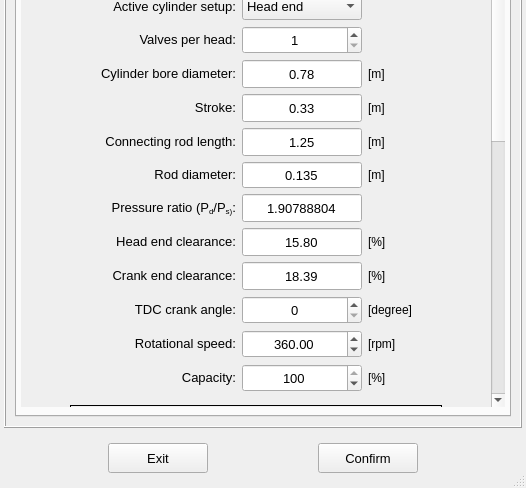
MOPT-UFSC/VIBRA, file vibra/interface/data/ui_files/model/setup/acoustic/reciprocating_compressor_inputs.ui: the form before one commit; both pictures show x 0 to 526 and y 266 to 754 of the 526 by 754 pixel window.
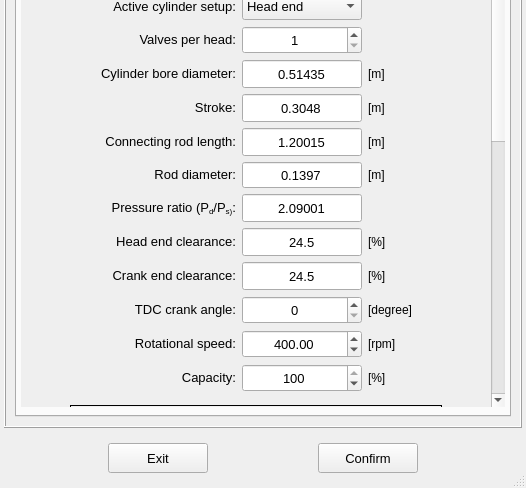
The form after the commit. Icons and pictures are not drawn.

Commit message: Modify the reciprocating compressor default parameters

What changed in the file:
```diff
--- a/vibra/interface/data/ui_files/model/setup/acoustic/reciprocating_compressor_inputs.ui
+++ b/vibra/interface/data/ui_files/model/setup/acoustic/reciprocating_compressor_inputs.ui
@@ -351,8 +351,8 @@
                  <rect>
                   <x>0</x>
                   <y>0</y>
-                  <width>465</width>
-                  <height>1064</height>
+                  <width>475</width>
+                  <height>1038</height>
                  </rect>
                 </property>
                 <layout class="QGridLayout" name="gridLayout_11">
@@ -608,7 +608,7 @@
                        </font>
                       </property>
                       <property name="text">
-                       <string>0.78</string>
+                       <string>0.51435</string>
                       </property>
                       <property name="alignment">
                        <set>Qt::AlignCenter</set>
@@ -638,7 +638,7 @@
                        <enum>Qt::StrongFocus</enum>
                       </property>
                       <property name="text">
-                       <string>15.80</string>
+                       <string>24.5</string>
                       </property>
                       <property name="alignment">
                        <set>Qt::AlignCenter</set>
@@ -916,7 +916,7 @@
                        <enum>Qt::StrongFocus</enum>
                       </property>
                       <property name="text">
-                       <string>0.33</string>
+                       <string>0.3048</string>
                       </property>
                       <property name="alignment">
                        <set>Qt::AlignCenter</set>
@@ -1070,7 +1070,7 @@
                        <enum>Qt::StrongFocus</enum>
                       </property>
                       <property name="text">
-                       <string>0.135</string>
+                       <string>0.1397</string>
                       </property>
                       <property name="alignment">
                        <set>Qt::AlignCenter</set>
@@ -1100,7 +1100,7 @@
                        <enum>Qt::StrongFocus</enum>
                       </property>
                       <property name="text">
-                       <string>18.39</string>
+                       <string>24.5</string>
                       </property>
                       <property name="alignment">
                        <set>Qt::AlignCenter</set>
@@ -1130,7 +1130,7 @@
                        <enum>Qt::StrongFocus</enum>
                       </property>
                       <property name="text">
-                       <string>1.25</string>
+                       <string>1.20015</string>
                       </property>
                       <property name="alignment">
                        <set>Qt::AlignCenter</set>
@@ -1392,7 +1392,7 @@
                        <enum>Qt::StrongFocus</enum>
                       </property>
                       <property name="text">
-                       <string>1.90788804</string>
+                       <string>2.09001</string>
                       </property>
                       <property name="alignment">
                        <set>Qt::AlignCenter</set>
@@ -1587,7 +1587,7 @@
                        <double>10.000000000000000</double>
                       </property>
                       <property name="value">
-                       <double>360.000000000000000</double>
+                       <double>400.000000000000000</double>
                       </property>
                      </widget>
                     </item>
```
Left out of the diff: 54 changed lines with no effect on the pictures. The commit also changes 2 other files.
